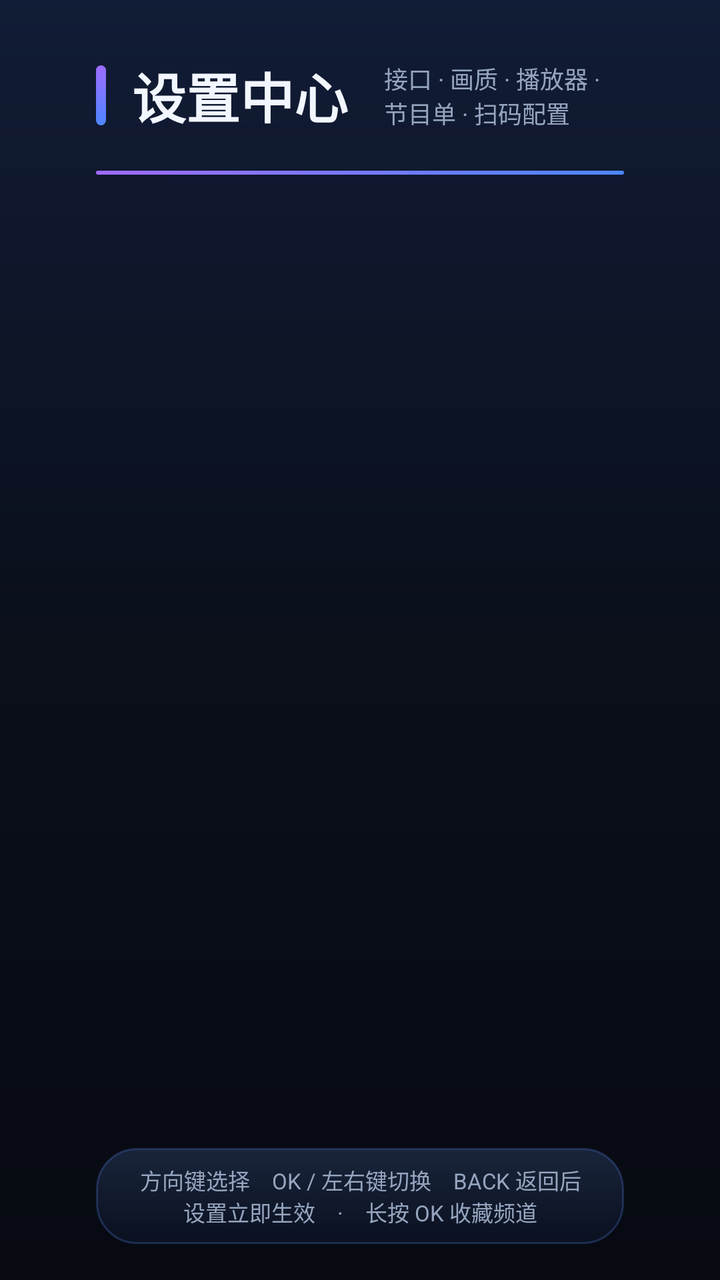
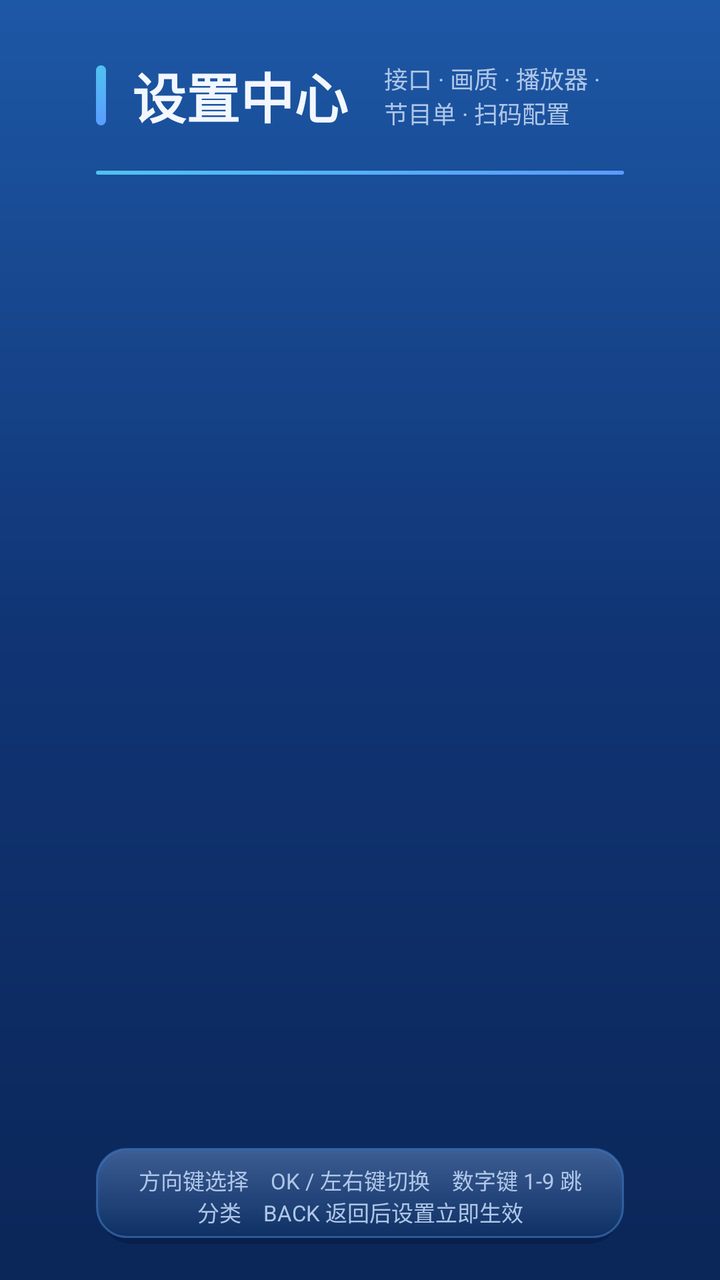

An Android layout rendered at two revisions. The XML below is the earlier revision; the diff shows what the commit changed to produce the second picture.
<!-- AndroidManifest.xml: application theme Theme.TvIptv -->
<!-- res/layout/activity_settings.xml -->
<?xml version="1.0" encoding="utf-8"?>
<LinearLayout xmlns:android="http://schemas.android.com/apk/res/android"
    android:layout_width="match_parent"
    android:layout_height="match_parent"
    android:background="@drawable/bg_wall"
    android:orientation="vertical"
    android:paddingStart="48dp"
    android:paddingTop="28dp"
    android:paddingEnd="48dp"
    android:paddingBottom="18dp">

    <LinearLayout
        android:layout_width="match_parent"
        android:layout_height="wrap_content"
        android:gravity="center_vertical"
        android:orientation="horizontal">

        <View
            android:layout_width="5dp"
            android:layout_height="30dp"
            android:background="@drawable/accent_gradient" />

        <TextView
            android:layout_width="wrap_content"
            android:layout_height="wrap_content"
            android:layout_marginStart="13dp"
            android:text="@string/settings_title"
            android:textColor="@color/text_primary"
            android:textSize="27sp"
            android:textStyle="bold" />

        <TextView
            android:layout_width="wrap_content"
            android:layout_height="wrap_content"
            android:layout_marginStart="18dp"
            android:text="@string/settings_subtitle"
            android:textColor="@color/text_secondary"
            android:textSize="12sp" />
    </LinearLayout>

    <View
        android:layout_width="match_parent"
        android:layout_height="2dp"
        android:layout_marginTop="18dp"
        android:background="@drawable/accent_gradient" />

    <ScrollView
        android:layout_width="match_parent"
        android:layout_height="0dp"
        android:layout_marginTop="8dp"
        android:layout_weight="1"
        android:clipChildren="false"
        android:fillViewport="false"
        android:scrollbars="none">

        <LinearLayout
            android:id="@+id/settingsContainer"
            android:layout_width="match_parent"
            android:layout_height="wrap_content"
            android:orientation="vertical"
            android:paddingTop="12dp"
            android:paddingBottom="28dp" />
    </ScrollView>

    <TextView
        android:layout_width="wrap_content"
        android:layout_height="wrap_content"
        android:layout_gravity="center_horizontal"
        android:layout_marginTop="8dp"
        android:background="@drawable/bg_overlay"
        android:gravity="center"
        android:paddingStart="20dp"
        android:paddingTop="8dp"
        android:paddingEnd="20dp"
        android:paddingBottom="8dp"
        android:text="@string/settings_hint"
        android:textColor="@color/text_secondary"
        android:textSize="11sp" />

</LinearLayout>
<!-- resources referenced by this layout -->
<resources>
  <color name="text_primary">#F2F6FF</color>
  <color name="text_secondary">#96A5BF</color>
  <!-- drawable accent_gradient (drawable) -->
  <?xml version="1.0" encoding="utf-8"?>
  <shape xmlns:android="http://schemas.android.com/apk/res/android"
      android:shape="rectangle">
      <gradient
          android:angle="135"
          android:endColor="#A06BFF"
          android:startColor="#4C86FF"
          android:type="linear" />
      <corners android:radius="20dp" />
  </shape>
  <!-- drawable bg_overlay (drawable) -->
  <?xml version="1.0" encoding="utf-8"?>
  <shape xmlns:android="http://schemas.android.com/apk/res/android"
      android:shape="rectangle">
      <gradient
          android:angle="270"
          android:endColor="#E00A1020"
          android:startColor="#E61B2740"
          android:type="linear" />
      <stroke
          android:width="1dp"
          android:color="#3D5B8DFF" />
      <corners android:radius="20dp" />
  </shape>
  <!-- drawable bg_wall (drawable) -->
  <?xml version="1.0" encoding="utf-8"?>
  <shape xmlns:android="http://schemas.android.com/apk/res/android"
      android:shape="rectangle">
      <gradient
          android:angle="270"
          android:centerColor="#0A0F1A"
          android:endColor="#070A11"
          android:startColor="#111C36"
          android:type="linear" />
  </shape>
  <string name="settings_hint">方向键选择　OK / 左右键切换　BACK 返回后设置立即生效　·　长按 OK 收藏频道</string>
  <string name="settings_subtitle">接口 · 画质 · 播放器 · 节目单 · 扫码配置</string>
  <string name="settings_title">设置中心</string>
  <style name="Theme.TvIptv" parent="Theme.AppCompat.NoActionBar">
          <item name="android:windowBackground">@color/bg</item>
          <item name="android:textColorPrimary">@color/text_primary</item>
          <item name="android:textColorSecondary">@color/text_secondary</item>
          <item name="colorPrimary">@color/accent</item>
          <item name="colorPrimaryDark">@color/bg</item>
          <item name="colorAccent">@color/accent</item>
          <item name="android:alertDialogTheme">@style/Theme.Flysnow.Dialog</item>
          <item name="android:editTextColor">@color/text_primary</item>
          <item name="android:textColorHint">@color/text_muted</item>
      </style>
  <color name="bg">#070A11</color>
  <color name="accent">#5B8DFF</color>
  <style name="Theme.Flysnow.Dialog" parent="Theme.AppCompat.Dialog.Alert">
          <item name="android:windowBackground">@drawable/bg_overlay</item>
          <item name="android:backgroundDimEnabled">true</item>
          <item name="colorAccent">@color/accent</item>
          <item name="android:textColorPrimary">@color/text_primary</item>
          <item name="android:textColorSecondary">@color/text_secondary</item>
      </style>
  <color name="text_muted">#6D7C96</color>
</resources>

<!-- the commit's change to res/layout/activity_settings.xml (unified diff, before → after) -->
@@ -45,6 +45,7 @@
         android:background="@drawable/accent_gradient" />
 
     <ScrollView
+        android:id="@+id/settingsScroll"
         android:layout_width="match_parent"
         android:layout_height="0dp"
         android:layout_marginTop="8dp"
<!-- resource entries referenced after the edit -->
@@ -1,44 +1,35 @@
 <!-- resources referenced by this layout -->
 <resources>
-  <color name="text_primary">#F2F6FF</color>
-  <color name="text_secondary">#96A5BF</color>
+  <color name="text_primary">#F2F7FF</color>
+  <color name="text_secondary">#AFC6E8</color>
   <!-- drawable accent_gradient (drawable) -->
   <?xml version="1.0" encoding="utf-8"?>
   <shape xmlns:android="http://schemas.android.com/apk/res/android"
       android:shape="rectangle">
       <gradient
           android:angle="135"
-          android:endColor="#A06BFF"
-          android:startColor="#4C86FF"
+          android:endColor="#4FC3F0"
+          android:startColor="#5B9BFF"
           android:type="linear" />
       <corners android:radius="20dp" />
   </shape>
   <!-- drawable bg_overlay (drawable) -->
   <?xml version="1.0" encoding="utf-8"?>
-  <shape xmlns:android="http://schemas.android.com/apk/res/android"
-      android:shape="rectangle">
-      <gradient
-          android:angle="270"
-          android:endColor="#E00A1020"
-          android:startColor="#E61B2740"
-          android:type="linear" />
-      <stroke
-          android:width="1dp"
-          android:color="#3D5B8DFF" />
-      <corners android:radius="20dp" />
-  </shape>
+  <layer-list xmlns:android="http://schemas.android.com/apk/res/android">
+      <item android:drawable="@drawable/bg_neu_plate" />
+  </layer-list>
   <!-- drawable bg_wall (drawable) -->
   <?xml version="1.0" encoding="utf-8"?>
   <shape xmlns:android="http://schemas.android.com/apk/res/android"
       android:shape="rectangle">
       <gradient
           android:angle="270"
-          android:centerColor="#0A0F1A"
-          android:endColor="#070A11"
-          android:startColor="#111C36"
+          android:centerColor="#103474"
+          android:endColor="#0B2658"
+          android:startColor="#1D58A6"
           android:type="linear" />
   </shape>
-  <string name="settings_hint">方向键选择　OK / 左右键切换　BACK 返回后设置立即生效　·　长按 OK 收藏频道</string>
+  <string name="settings_hint">方向键选择　OK / 左右键切换　数字键 1-9 跳分类　BACK 返回后设置立即生效</string>
   <string name="settings_subtitle">接口 · 画质 · 播放器 · 节目单 · 扫码配置</string>
   <string name="settings_title">设置中心</string>
   <style name="Theme.TvIptv" parent="Theme.AppCompat.NoActionBar">
@@ -52,8 +43,43 @@
           <item name="android:editTextColor">@color/text_primary</item>
           <item name="android:textColorHint">@color/text_muted</item>
       </style>
-  <color name="bg">#070A11</color>
-  <color name="accent">#5B8DFF</color>
+  <!-- drawable bg_neu_plate (drawable) -->
+  <?xml version="1.0" encoding="utf-8"?>
+  <layer-list xmlns:android="http://schemas.android.com/apk/res/android">
+      <item android:left="2dp" android:top="3dp" android:right="2dp">
+          <shape android:shape="rectangle">
+              <solid android:color="#4D000F2C" />
+              <corners android:radius="16dp" />
+          </shape>
+      </item>
+      <item android:bottom="3dp">
+          <shape android:shape="rectangle">
+              <gradient
+                  android:angle="270"
+                  android:endColor="@color/neu_plate_bottom"
+                  android:startColor="@color/neu_plate_top"
+                  android:type="linear" />
+              <stroke android:width="1dp" android:color="@color/neu_stroke" />
+              <corners android:radius="15dp" />
+          </shape>
+      </item>
+      <item
+          android:bottom="4dp"
+          android:left="1dp"
+          android:right="1dp"
+          android:top="1dp">
+          <shape android:shape="rectangle">
+              <gradient
+                  android:angle="270"
+                  android:endColor="#00FFFFFF"
+                  android:startColor="#26FFFFFF"
+                  android:type="linear" />
+              <corners android:radius="14dp" />
+          </shape>
+      </item>
+  </layer-list>
+  <color name="bg">#0B2658</color>
+  <color name="accent">#5B9BFF</color>
   <style name="Theme.Flysnow.Dialog" parent="Theme.AppCompat.Dialog.Alert">
           <item name="android:windowBackground">@drawable/bg_overlay</item>
           <item name="android:backgroundDimEnabled">true</item>
@@ -61,6 +87,9 @@
           <item name="android:textColorPrimary">@color/text_primary</item>
           <item name="android:textColorSecondary">@color/text_secondary</item>
       </style>
-  <color name="text_muted">#6D7C96</color>
+  <color name="text_muted">#8AA7D2</color>
+  <color name="neu_plate_bottom">#9E123A73</color>
+  <color name="neu_plate_top">#B3204C93</color>
+  <color name="neu_stroke">#6659A6F0</color>
 </resources>
 
